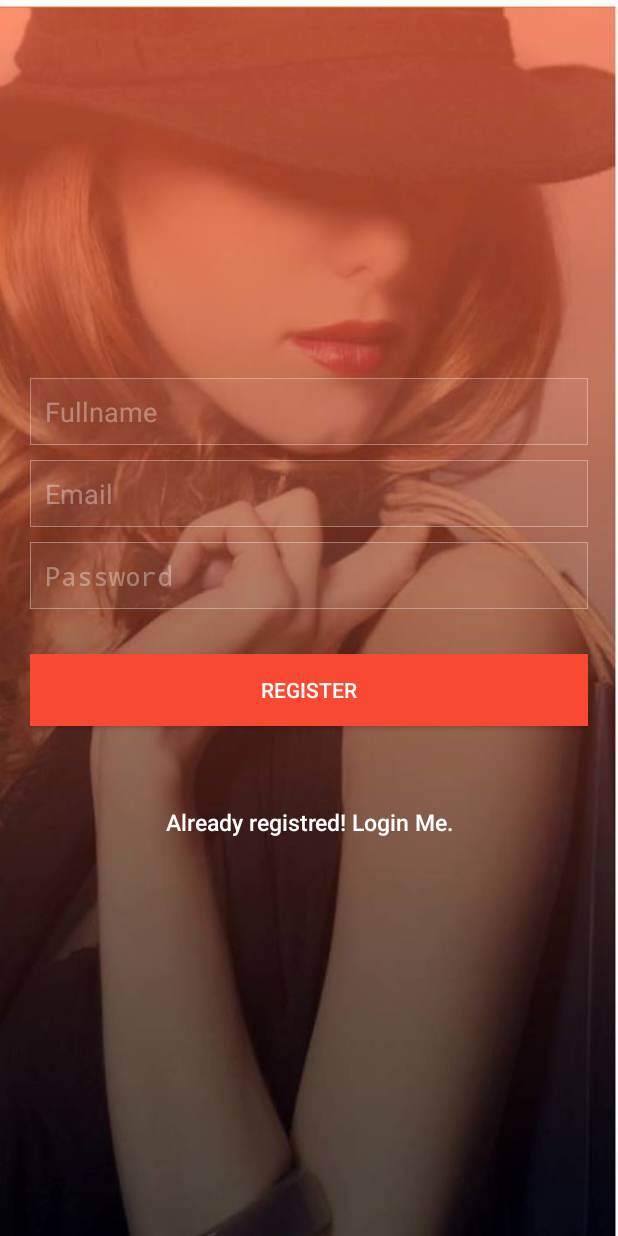
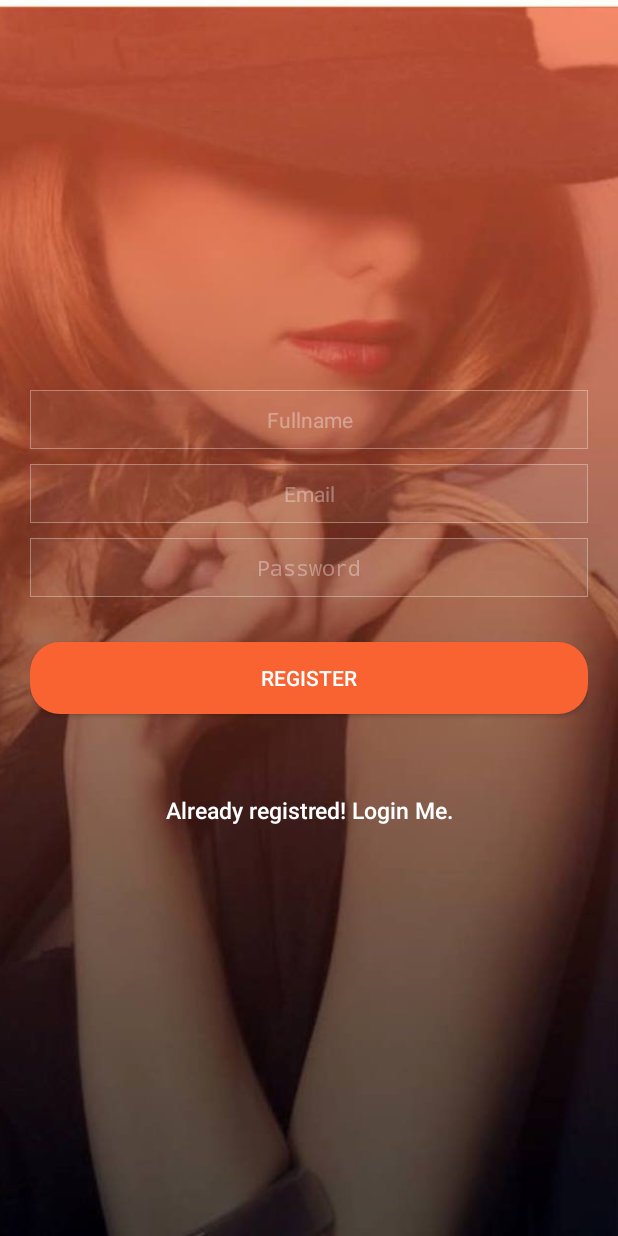
Before and after one commit to sushmagiri/KapasFinal, an Android app: the Activity_Register screen opened directly, with no data from a screen before it, on a phone screen of 412 x 824 dp. Run offline under Robolectric (Android 15) with nearby library versions, the phone set to English and light mode, and no system bars; our stand-ins replace Volley; network calls fail.

Commit message:
xml changes

```diff
--- /dev/null
+++ b/app/src/main/res/drawable/button_background.xml
@@ -0,0 +1,11 @@
+<?xml version="1.0" encoding="utf-8"?>
+<selector xmlns:android="http://schemas.android.com/apk/res/android">
+
+    <item>
+        <shape android:shape="rectangle">
+            <corners
+                android:radius="20dp"></corners>
+            <solid android:color="@color/colorPrimary"></solid>
+        </shape>
+    </item>
+</selector>
--- a/app/src/main/res/layout/activity_display.xml
+++ b/app/src/main/res/layout/activity_display.xml
@@ -7,7 +7,6 @@
     android:paddingBottom="@dimen/activity_vertical_margin"
     android:paddingLeft="@dimen/activity_horizontal_margin"
     android:paddingRight="@dimen/activity_horizontal_margin"
-    android:paddingTop="@dimen/activity_vertical_margin"
-    tools:context="com.example.user.wlitlogin.Display">
+    android:paddingTop="@dimen/activity_vertical_margin">
 
 </RelativeLayout>
--- a/app/src/main/res/layout/activity_register.xml
+++ b/app/src/main/res/layout/activity_register.xml
@@ -1,11 +1,15 @@
 <?xml version="1.0" encoding="utf-8"?>
-<LinearLayout xmlns:android="http://schemas.android.com/apk/res/android"
+<RelativeLayout xmlns:android="http://schemas.android.com/apk/res/android"
     android:layout_width="fill_parent"
     android:layout_height="fill_parent"
-    android:background="@drawable/girls"
     android:gravity="center"
     android:orientation="vertical"
    >
+    <ImageView
+        android:layout_width="match_parent"
+        android:layout_height="match_parent"
+        android:src="@drawable/girls"
+        android:scaleType="centerCrop"/>
 
     <LinearLayout
         android:layout_width="fill_parent"
@@ -13,7 +17,10 @@
         android:layout_gravity="center"
         android:orientation="vertical"
         android:paddingLeft="20dp"
-        android:paddingRight="20dp" >
+        android:paddingRight="20dp"
+        android:layout_centerVertical="true"
+        android:layout_alignParentLeft="true"
+        android:layout_alignParentStart="true">
 
         <EditText
             android:id="@+id/name"
@@ -22,10 +29,12 @@
             android:layout_marginBottom="10dp"
             android:background="@drawable/round_shape"
             android:hint="@string/hint_name"
+            android:textSize="14dp"
             android:padding="10dp"
             android:singleLine="true"
             android:inputType="textCapWords"
-            android:textColor="@color/loginTextColor"
+            android:textAlignment="center"
+            android:textColor="@color/white"
             android:textColorHint="@color/loginTextColor" />
 
         <EditText
@@ -35,10 +44,12 @@
             android:layout_marginBottom="10dp"
             android:background="@drawable/round_shape"
             android:hint="@string/hint_email"
+            android:textAlignment="center"
             android:inputType="textEmailAddress"
             android:padding="10dp"
+            android:textSize="14dp"
             android:singleLine="true"
-            android:textColor="@color/loginTextColor"
+            android:textColor="@color/white"
             android:textColorHint="@color/loginTextColor"/>
 
         <EditText
@@ -48,10 +59,12 @@
             android:layout_marginBottom="10dp"
             android:background="@drawable/round_shape"
             android:hint="@string/hint_password"
+            android:textAlignment="center"
             android:inputType="textPassword"
             android:padding="10dp"
+            android:textSize="14dp"
             android:singleLine="true"
-            android:textColor="@color/loginTextColor"
+            android:textColor="@color/white"
             android:textColorHint="@color/loginTextColor"/>
 
         <!-- Login Button -->
@@ -61,7 +74,10 @@
             android:layout_width="fill_parent"
             android:layout_height="wrap_content"
             android:layout_marginTop="20dip"
-            android:background="@color/colorPrimaryDark"
+            android:padding="10dp"
+            android:textSize="14dp"
+            android:textAlignment="center"
+            android:background="@drawable/button_background"
             android:text="@string/btn_register"
             android:textColor="@color/white" />
 
@@ -79,4 +95,4 @@
             android:textSize="15dp" />
     </LinearLayout>
 
-</LinearLayout>
+</RelativeLayout>
--- a/app/src/main/res/layout/activity_upload.xml
+++ b/app/src/main/res/layout/activity_upload.xml
@@ -42,9 +42,8 @@
         android:layout_width="wrap_content"
         android:layout_height="wrap_content"
         android:layout_gravity="center_horizontal"
-        android:background="@color/cardview_dark_background"
-        android:paddingLeft="20dp"
-        android:paddingRight="20dp"
+        android:background="@drawable/button_background"
+        android:padding="10dp"
         android:text="Upload"
         android:textColor="@color/white"
         android:layout_marginBottom="20dp"/>
--- a/app/src/main/res/values/colors.xml
+++ b/app/src/main/res/values/colors.xml
@@ -2,7 +2,7 @@
 <resources>
     <color name="colorPrimary">#f96332</color>
     <color name="colorPrimaryDark">#f94932</color>
-    <color name="colorAccent">#FF4081</color>
+    <color name="colorAccent">#f96332</color>
     <color name="bg_login">#26ae90</color>
     <color name="bg_register">#2e3237</color>
     <color name="bg_main">#428bca</color>
```
Also changed, not shown: app/src/main/res/layout/activity_camera.xml (+6 -6 lines), app/src/main/res/layout/activity_login.xml (+23 -12 lines), app/src/main/res/layout/activity_main.xml (+5 -2 lines), app/src/main/res/layout/activity_messgae.xml (+26 -21 lines), app/src/main/res/drawable/picture.png.
